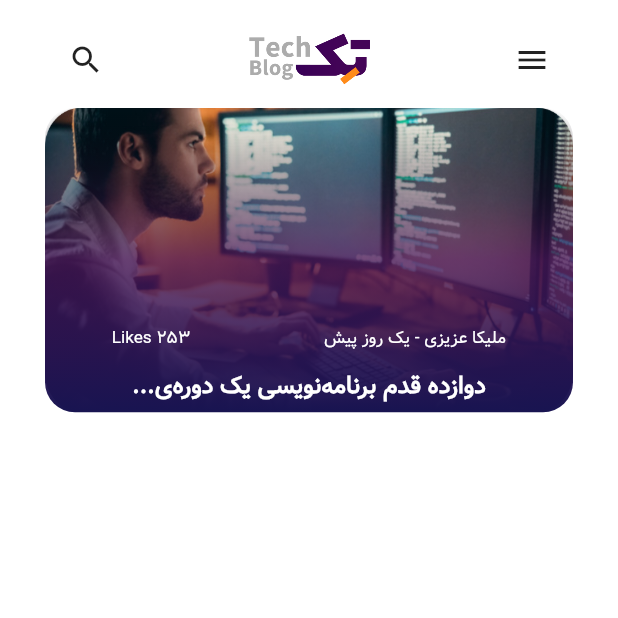
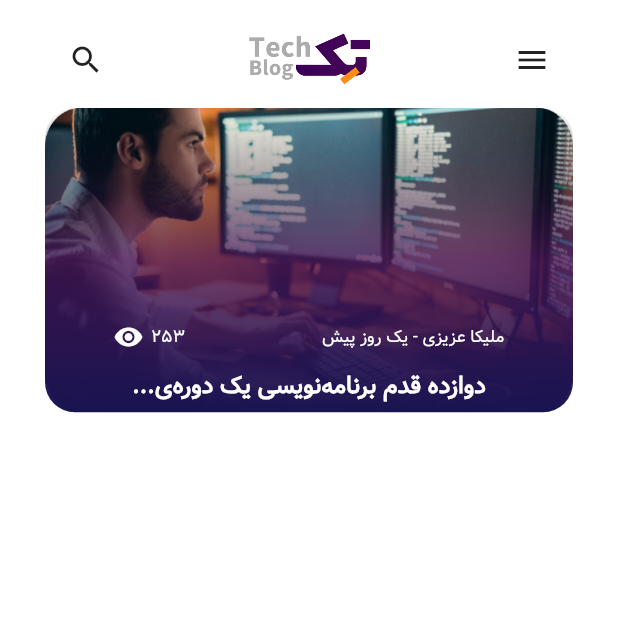
Before and after one commit to Sobhan-Ziyaei/tech_blog, a Flutter app: the screen it shows after launch, on a phone screen of 412 x 824 dp, the top half of it. Run offline on Flutter 3.47's test engine with Material 2 defaults, Android fonts, the phone set to English and light mode, and no system bars; our stand-ins replace flutter_screenutil, flutter_spinkit.

```diff
--- /dev/null
+++ b/lib/models/fake_data.dart
@@ -0,0 +1,9 @@
+import 'package:tech_blog/gen/assets.gen.dart';
+import 'package:tech_blog/ui/constants/strings.dart';
+
+Map mainScreenPosterMap = {
+  'imageAssets': Assets.images.png.homePosterImg.path,
+  'writer': MainStrings.homePosterAuthor,
+  'views': MainStrings.homePosterViews,
+  'title': MainStrings.homePosterTitle,
+};
--- a/lib/ui/constants/strings.dart
+++ b/lib/ui/constants/strings.dart
@@ -1,7 +1,5 @@
-
-
 class MainStrings {
-  static const homePosterAuthor = 'ملیکا عزیزی - یک روز پیش' ;
-  static const homePosterLikes = 'Likes 253' ;
-  static const homePosterTitle = 'دوازده قدم برنامه‌نویسی یک دوره‌ی...' ;
+  static const homePosterAuthor = 'ملیکا عزیزی - یک روز پیش';
+  static const homePosterViews = '253';
+  static const homePosterTitle = 'دوازده قدم برنامه‌نویسی یک دوره‌ی...';
 }
--- a/lib/ui/screens/main_screen.dart
+++ b/lib/ui/screens/main_screen.dart
@@ -1,6 +1,7 @@
 import 'package:flutter/material.dart';
 import 'package:flutter_screenutil/flutter_screenutil.dart';
 import 'package:tech_blog/gen/assets.gen.dart';
+import 'package:tech_blog/models/fake_data.dart';
 import 'package:tech_blog/ui/constants/strings.dart';
 import 'package:tech_blog/ui/theme/colors.dart';
 
@@ -42,7 +43,7 @@ class _MainScreenState extends State<MainScreen> {
                     decoration: BoxDecoration(
                       borderRadius: BorderRadius.circular(20),
                       image: DecorationImage(
-                        image: AssetImage(Assets.images.png.homePosterImg.path),
+                        image: AssetImage(mainScreenPosterMap['imageAssets']),
                         fit: BoxFit.fill,
                       ),
                     ),
@@ -65,20 +66,30 @@ class _MainScreenState extends State<MainScreen> {
                           mainAxisAlignment: MainAxisAlignment.spaceAround,
                           children: [
                             Text(
-                              MainStrings.homePosterAuthor,
+                              mainScreenPosterMap['writer'],
                               style: theme.textTheme.bodySmall
                                   ?.copyWith(color: whiteColor),
                             ),
-                            Text(
-                              MainStrings.homePosterLikes,
-                              style: theme.textTheme.bodySmall
-                                  ?.copyWith(color: whiteColor),
+                            Row(
+                              children: [
+                                Text(
+                                  mainScreenPosterMap['views'],
+                                  style: theme.textTheme.bodySmall
+                                      ?.copyWith(color: whiteColor),
+                                ),
+                                const SizedBox(width: 5),
+                                const Icon(
+                                  Icons.remove_red_eye_sharp,
+                                  color: whiteColor,
+                                  size: 20,
+                                ),
+                              ],
                             ),
                           ],
                         ),
                         const SizedBox(height: 10),
                         Text(
-                          MainStrings.homePosterTitle,
+                          mainScreenPosterMap['title'],
                           style: theme.textTheme.bodyLarge
                               ?.copyWith(color: whiteColor),
                         ),
```
